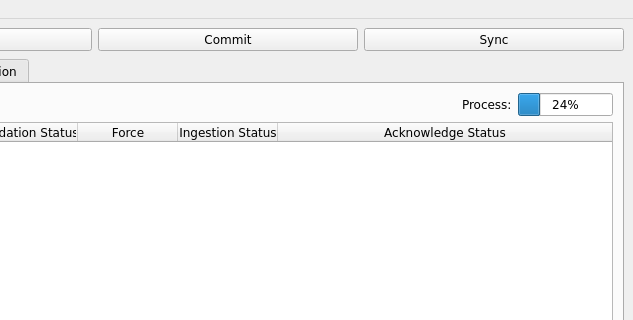
This is ui/main_window.ui in CS4311-spring-2020/pick-tool-team14-keikaku as Qt 5 draws it before an edit; both pictures show x 443 to 1076 and y 0 to 320 of the 1076 by 730 pixel window. The edited form follows.
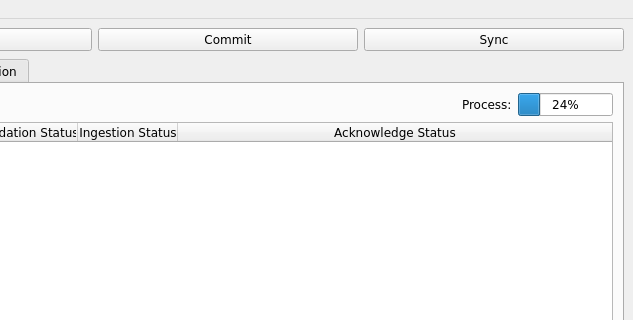
This is the edited form. The open tabs and pages were chosen to show the change. Icons and pictures are not drawn.

```diff
--- a/ui/main_window.ui
+++ b/ui/main_window.ui
@@ -255,17 +255,6 @@
               </font>
              </property>
             </column>
-            <column>
-             <property name="text">
-              <string>Force</string>
-             </property>
-             <property name="font">
-              <font>
-               <family>Verdana</family>
-               <pointsize>9</pointsize>
-              </font>
-             </property>
-            </column>
             <column>
              <property name="text">
               <string>Ingestion Status</string>
```
Left out of the diff: 4 changed lines with no effect on the pictures.
